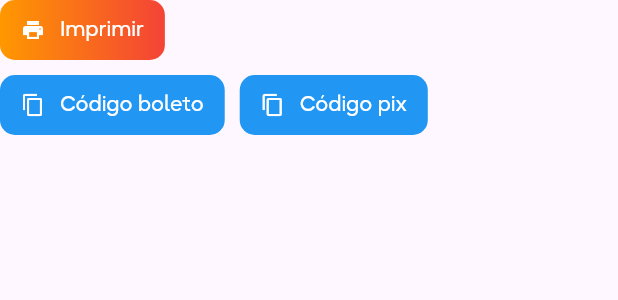
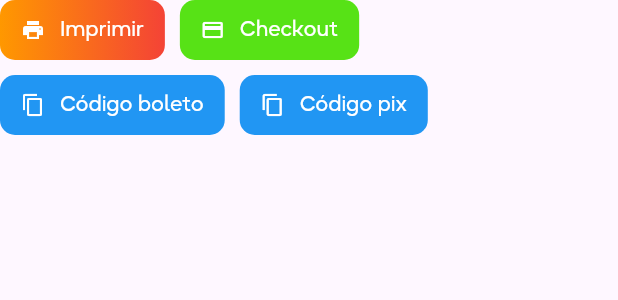
Before and after one commit to LucasPizol/cabosat_app, a Flutter app: the InvoiceButtons widget shown alone on an empty page, opened directly with empty values, on a phone screen of 412 x 824 dp. Shown: the top 300 px of the screen. Run offline on Flutter 3.47's test engine with Material 3 defaults, Android fonts, the light colour scheme and no system bars; our stand-ins replace cloud_firestore, connectivity_plus, firebase_core, firebase_messaging, flutter_local_notifications, flutter_secure_storage and 4 more; accounts and stored records are empty.

Commit message:
fix: fixes checkout type error

```diff
--- a/analysis_options.yaml
+++ b/analysis_options.yaml
@@ -1 +1,4 @@
 include: package:flutter_lints/flutter.yaml
+analyzer:
+  errors:
+    empty_catches: ignore
--- a/lib/features/home/widgets/invoice_buttons.dart
+++ b/lib/features/home/widgets/invoice_buttons.dart
@@ -3,6 +3,7 @@ import 'package:cabosat/services/file_system_service.dart';
 import 'package:cabosat/widgets/gradient_button.dart';
 import 'package:flutter/material.dart';
 import 'package:flutter/services.dart';
+import 'package:url_launcher/url_launcher.dart';
 
 class InvoiceButtons extends StatefulWidget {
   final InvoiceModel invoice;
@@ -53,6 +54,8 @@ class _InvoiceButtonsState extends State<InvoiceButtons> {
     return Column(
       crossAxisAlignment: CrossAxisAlignment.start,
       children: [
+        Row(
+          children: [
             RaisedGradientButton(
               onPressed: () async {
                 ScaffoldMessenger.of(context).showSnackBar(
@@ -62,8 +65,8 @@ class _InvoiceButtonsState extends State<InvoiceButtons> {
                   ),
                 );
 
-            await FileSystemService().saveFile(
-                widget.invoice.linkCompleto!, "Fatura__${widget.invoice.id}");
+                await FileSystemService().saveFile(widget.invoice.linkCompleto!,
+                    "Fatura__${widget.invoice.id}");
               },
               gradient: const LinearGradient(
                 colors: <Color>[Colors.orange, Colors.red],
@@ -75,6 +78,38 @@ class _InvoiceButtonsState extends State<InvoiceButtons> {
                   style: TextStyle(
                     color: Colors.white,
                   )),
+            ),
+            widget.invoice.pagarCartaoCheckout != null
+                ? const SizedBox(width: 10)
+                : const SizedBox.shrink(),
+            widget.invoice.pagarCartaoCheckout != null
+                ? RaisedGradientButton(
+                    onPressed: () async {
+                      try {
+                        final Uri _url =
+                            Uri.parse(widget.invoice.pagarCartaoCheckout!);
+                        if (!await launchUrl(_url)) {
+                          throw Exception('Could not launch $_url');
+                        }
+                      } catch (e) {}
+                    },
+                    gradient: const LinearGradient(
+                      colors: <Color>[
+                        Color.fromARGB(255, 87, 226, 22),
+                        Color.fromARGB(255, 87, 226, 22)
+                      ],
+                    ),
+                    icon: Icon(Icons.credit_card,
+                        color: Colors.white,
+                        size: commonButtonProps["iconSize"]),
+                    height: commonButtonProps["height"],
+                    child: const Text("Checkout",
+                        style: TextStyle(
+                          color: Colors.white,
+                        )),
+                  )
+                : const SizedBox.shrink()
+          ],
         ),
         const SizedBox(height: 10),
         Row(
--- a/lib/models/invoice_model.dart
+++ b/lib/models/invoice_model.dart
@@ -9,7 +9,7 @@ class InvoiceModel {
   String? dataPagamento;
   String? idTransacao;
   String? codigoPix;
-  bool? pagarCartaoCheckout;
+  String? pagarCartaoCheckout;
   String? linkCompleto;
   int? numeroDocumento;
   String? recibo;
--- a/lib/services/data/invoice_service.dart
+++ b/lib/services/data/invoice_service.dart
@@ -11,8 +11,9 @@ class InvoiceService {
         'senha': senha,
       });
 
-      List<InvoiceModel> invoices = List<InvoiceModel>.from(httpRequest["faturas"]
-          .map((json) => InvoiceModel.fromJson(json as Map<String, dynamic>)));
+      List<InvoiceModel> invoices = List<InvoiceModel>.from(
+          httpRequest["faturas"].map(
+              (json) => InvoiceModel.fromJson(json as Map<String, dynamic>)));
 
       invoices.sort((a, b) {
         List<String> splittedA = a.vencimentoAtualizado!.split('/');
```
Also changed, not shown: lib/provider/invoices_provider.dart (+8 -6 lines). Lines whose indentation alone changed are shown as unchanged.
